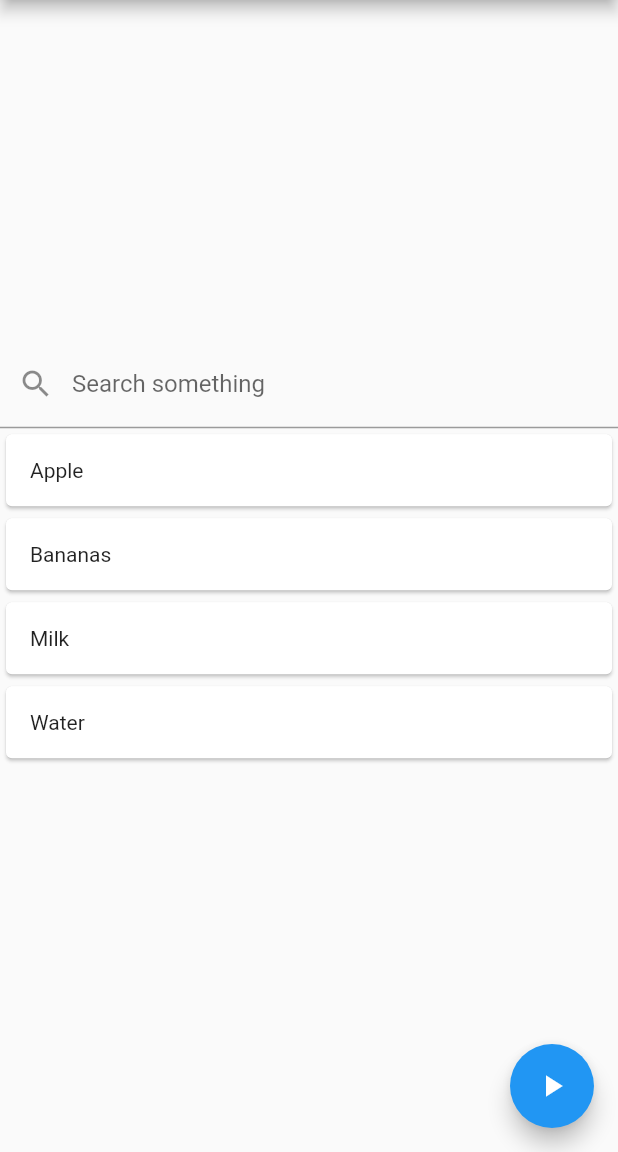
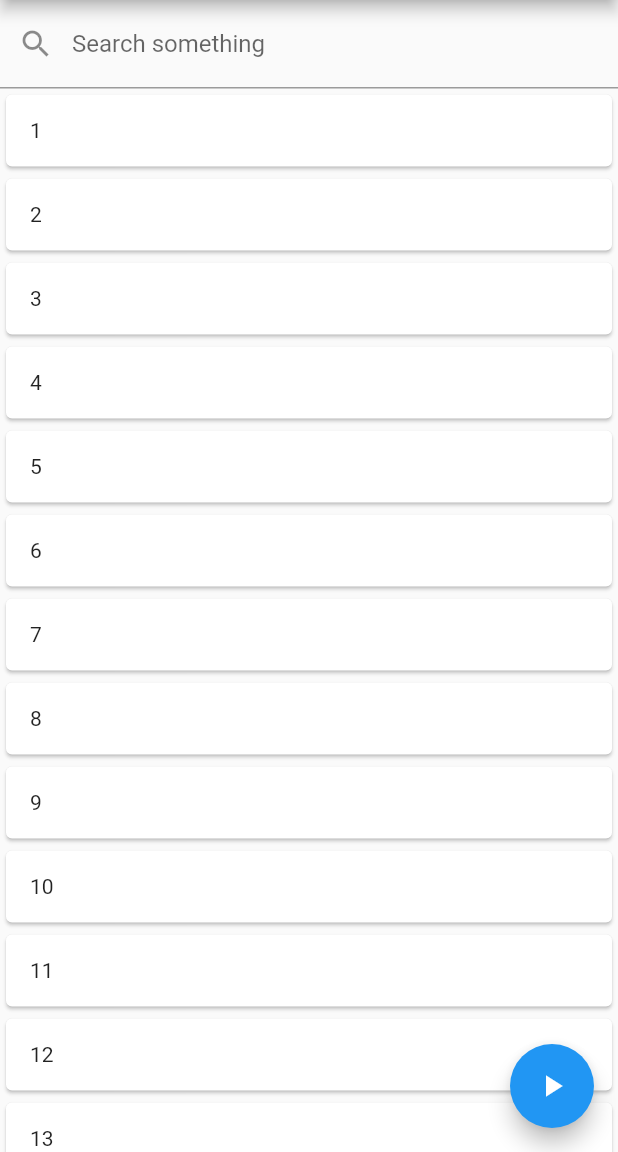
Before and after one commit to alice-0-kim/flutter-app, a Flutter app: the screen it shows after launch, on a phone screen of 412 x 824 dp, the part 84-1236 px from its top. Run offline on Flutter 3.47's test engine with Material 2 defaults, Android fonts, the phone set to English and light mode, and no system bars; our stand-ins replace flutter_tags.

Commit message:
Scrolling works for simple list

```diff
--- a/lib/main.dart
+++ b/lib/main.dart
@@ -149,10 +149,11 @@ class _MyHomePageState extends State<MyHomePage> {
   @override
   initState() {
     super.initState();
-    items.add(Item("Apple"));
-    items.add(Item("Bananas"));
-    items.add(Item("Milk"));
-    items.add(Item("Water"));
+    for (int i = 1; i <= 20; i++) items.add(Item(i.toString()));
+//    items.add(Item("Apple"));
+//    items.add(Item("Bananas"));
+//    items.add(Item("Milk"));
+//    items.add(Item("Water"));
     items.forEach((item) =>
         tags.add(
             Tag(
@@ -194,12 +195,14 @@ class _MyHomePageState extends State<MyHomePage> {
           )
         ],
       ),
-      body: Container(
+      body: SingleChildScrollView(
         child: Center(
           child: Column(
+            mainAxisSize: MainAxisSize.max,
             mainAxisAlignment: MainAxisAlignment.center,
             children: <Widget>[
-              Flexible(
+//              Flexible(
+              Container(
                 child: AnimatedContainer(
                   width: MediaQuery.of(context).size.width,
                   height: _height,
@@ -231,7 +234,8 @@ class _MyHomePageState extends State<MyHomePage> {
                   ),
                 ),
               ),
-              Flexible(
+//              Flexible(
+              Container(
                 child: TextField(
                   decoration: InputDecoration(
                     labelText: "Search something",
@@ -240,16 +244,25 @@ class _MyHomePageState extends State<MyHomePage> {
                   controller: controller,
                 ),
               ),
-              Flexible(
-                child: ListView.builder(
+//              Flexible(
+//                child: ListView.builder(
+//                  itemCount: items.length,
+//                  itemBuilder: (BuildContext context, int index) {
+//                    return _contains(index) ? _inkWell(index) : Container();
+//                  },
+//                  physics: BouncingScrollPhysics(),
+//                  padding: EdgeInsets.all(0.0),
+//                ),
+////                flex: 4,
+//              ),
+              ListView.builder(
                 itemCount: items.length,
                 itemBuilder: (BuildContext context, int index) {
                   return _contains(index) ? _inkWell(index) : Container();
                 },
                 physics: BouncingScrollPhysics(),
                 padding: EdgeInsets.all(0.0),
-                ),
-//                flex: 4,
+                shrinkWrap: true,
               ),
 //              Text("Made with ♥️ by Team"),
 //              Padding(padding: EdgeInsets.only(bottom: 10.0)),
```
Lines whose indentation alone changed are shown as unchanged.
